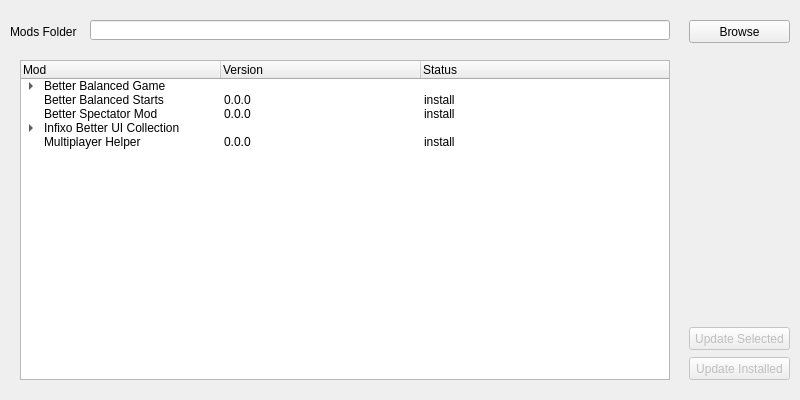
Before: the Qt Designer form gui/mainwindow.ui in EngAhmedWaleed/cpl-mm, drawn with Qt 5.
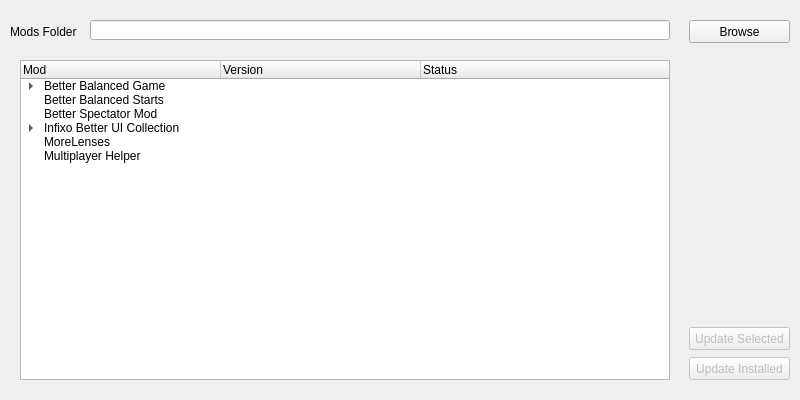
After: the same form once the commit is applied.

```diff
--- a/gui/mainwindow.ui
+++ b/gui/mainwindow.ui
@@ -217,10 +217,10 @@
                         <string>Better Balanced Starts</string>
                     </property>
                     <property name="text">
-                        <string>0.0.0</string>
+                        <string/>
                     </property>
                     <property name="text">
-                        <string>install</string>
+                        <string/>
                     </property>
                 </item>
                 <item>
@@ -228,10 +228,10 @@
                         <string>Better Spectator Mod</string>
                     </property>
                     <property name="text">
-                        <string>0.0.0</string>
+                        <string/>
                     </property>
                     <property name="text">
-                        <string>install</string>
+                        <string/>
                     </property>
                 </item>
                 <item>
@@ -536,15 +536,32 @@
                         </property>
                     </item>
                 </item>
+                <item>
+                    <property name="text">
+                        <string>MoreLenses</string>
+                    </property>
+                    <property name="toolTip">
+                        <string>not-support (yet)</string>
+                    </property>
+                    <property name="text">
+                        <string/>
+                    </property>
+                    <property name="text">
+                        <string/>
+                    </property>
+                    <property name="flags">
+                        <set>ItemIsDragEnabled|ItemIsDropEnabled|ItemIsUserCheckable|ItemIsEnabled</set>
+                    </property>
+                </item>
                 <item>
                     <property name="text">
                         <string>Multiplayer Helper</string>
                     </property>
                     <property name="text">
-                        <string>0.0.0</string>
+                        <string/>
                     </property>
                     <property name="text">
-                        <string>install</string>
+                        <string/>
                     </property>
                 </item>
             </widget>
```
Left out of the diff: 82 changed lines with no effect on the pictures.
